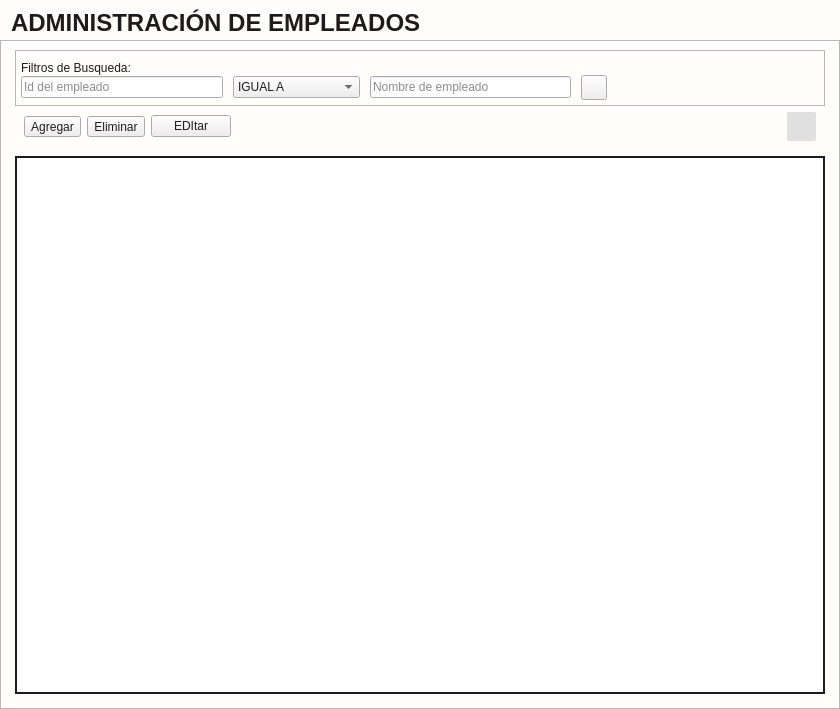
Qt form app/View/UserInterfaceUi/UI_CONTROL_EMPLEADOS.ui (LAngelVp/TuleVenta) before a commit.
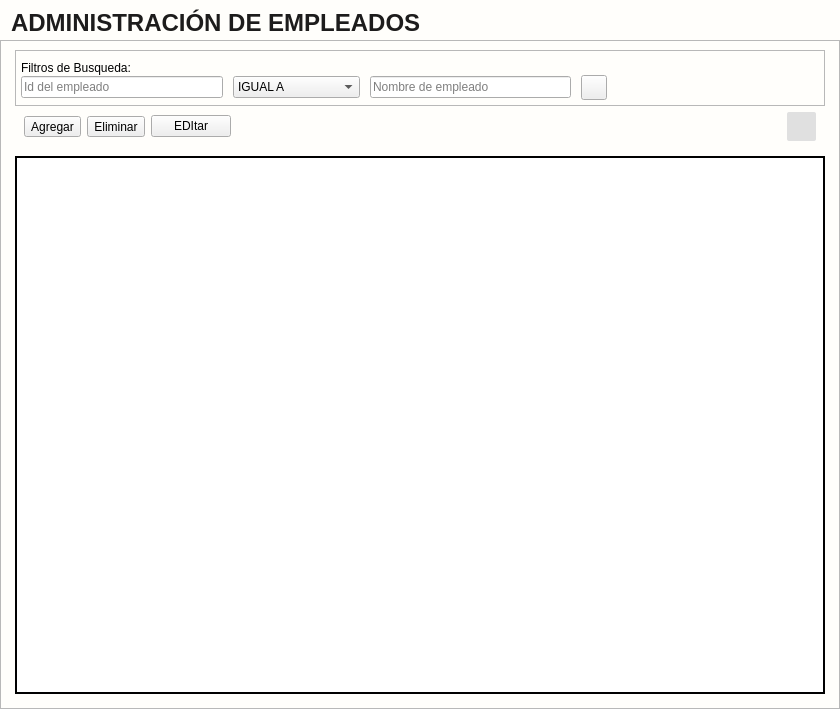
The same form after that commit. Icons and pictures are not drawn.

Patch:
```diff
--- a/app/View/UserInterfaceUi/UI_CONTROL_EMPLEADOS.ui
+++ b/app/View/UserInterfaceUi/UI_CONTROL_EMPLEADOS.ui
@@ -14,8 +14,7 @@
    <string>Form</string>
   </property>
   <property name="styleSheet">
-   <string notr="true">*{color: #1d1c1c;}
-#Control_empleados{
+   <string notr="true">#Control_empleados{
 background-color: #fffefb;
 }
 #panel_controles{
@@ -36,8 +35,8 @@
 padding-top: 5px;
 }
 *[objectName*=&quot;etiqueta&quot;]{
+color: #1d1c1c;
 font-family: Arial;
-margin-left: 5px;
 margin-right: 5px;
 font-size: 16px;
 font-weight:bold;
@@ -59,7 +58,7 @@
 *[objectName*=&quot;btn_btn&quot;]{
 border:none;
 border-radius: 3px;
-background-color: #00619a;
+background: #023375;
 font-family: Arial;
 font-size: 14px;
 font-weight: bold;
```
